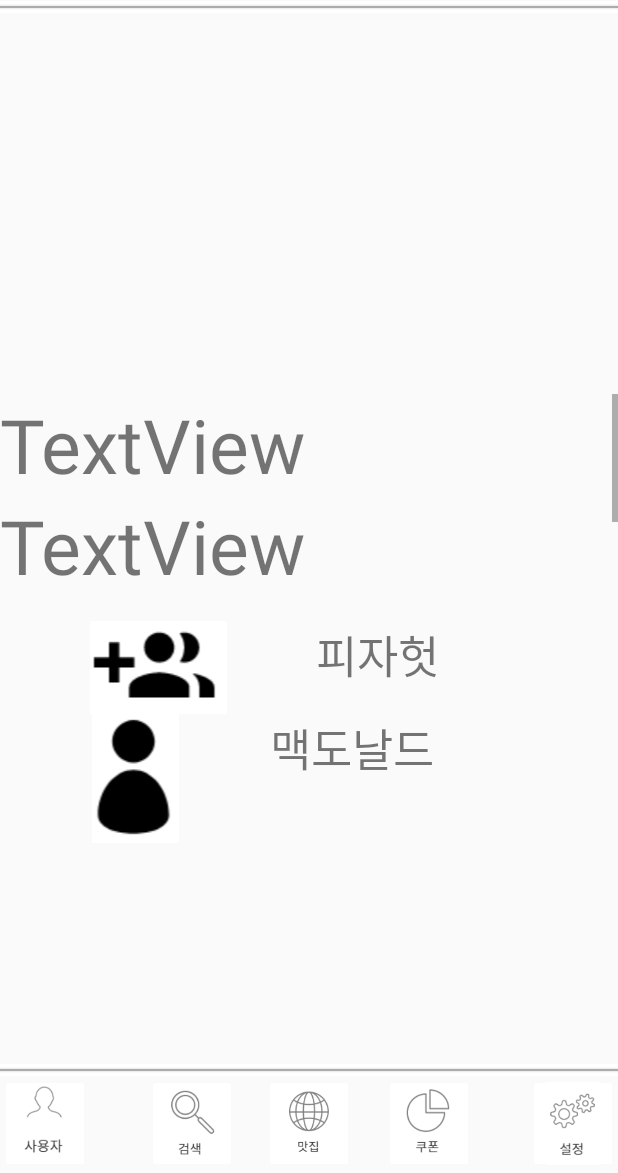
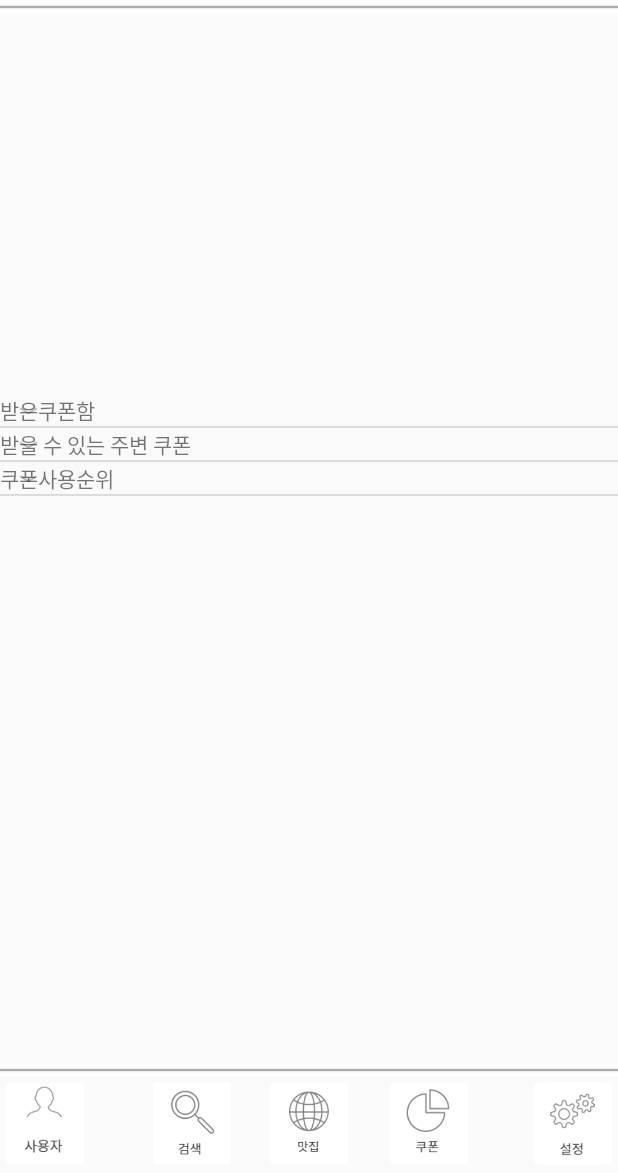
Before and after one commit to hwa7444/TeamProject, an Android app: the fragment Fragment4 placed in its activity, on a phone screen of 412 x 824 dp, the part 63-1236 px from its top. Run offline under Robolectric (Android 15) with nearby library versions, the phone set to English and light mode, and no system bars.

Commit message:
윤지호

```diff
--- a/app/src/main/java/codefactory/learfletproject/Fragment4.java
+++ b/app/src/main/java/codefactory/learfletproject/Fragment4.java
@@ -1,5 +1,6 @@
 package codefactory.learfletproject;
 
+import android.media.Image;
 import android.os.Bundle;
 import android.support.annotation.Nullable;
 import android.support.v4.app.Fragment;
@@ -7,24 +8,70 @@ import android.support.v7.app.AppCompatActivity;
 import android.view.LayoutInflater;
 import android.view.View;
 import android.view.ViewGroup;
+import android.widget.Button;
+import android.widget.ExpandableListAdapter;
+import android.widget.ExpandableListView;
+import android.widget.ImageView;
+import android.widget.ListView;
 import android.widget.ScrollView;
+import android.widget.TextView;
+
+import org.w3c.dom.Text;
+
+import java.util.ArrayList;
 
 
 /**
  * Created by jhyoo on 2018-01-04.
  */
 public class Fragment4 extends Fragment {
-    ScrollView scrollView;
+    ArrayList<String> array = new ArrayList<String>();
+    ArrayList<dataVO> arrayList = new ArrayList<dataVO>();
+    ImageView img = null;
+    Button btn_use = null;
+    TextView tv_name = null;
+    TextView tv_time = null;
+    Button btn_send = null;
+    ListView lv = null;
+
+    private ArrayList<String> mGroupList = null;
+    private ArrayList<ArrayList<String>> mChildList = null;
+    private ArrayList<String> mChildListContent = null;
+
 
     @Nullable
     @Override
 
     public View onCreateView(LayoutInflater inflater, @Nullable ViewGroup container, @Nullable Bundle savedInstanceState) {
+
+
         ViewGroup rootView = (ViewGroup) inflater.inflate(R.layout.fragment4, container, false);
 
+        ExpandableListView listView = rootView.findViewById(R.id.exlistView);
+        mGroupList = new ArrayList<String>();
+        mChildList = new ArrayList<ArrayList<String>>();
+        mChildListContent = new ArrayList<String>();
+
+        mGroupList.add("받은쿠폰함");
+        mGroupList.add("받을 수 있는 주변 쿠폰");
+        mGroupList.add("쿠폰사용순위");
+
+        mChildListContent.add("1");
+        mChildListContent.add("2");
+        mChildListContent.add("3");
+
+        mChildList.add(mChildListContent);
+        mChildList.add(mChildListContent);
+        mChildList.add(mChildListContent);
+
+
+        mExpandableAdapter eea = new mExpandableAdapter(getActivity(), mGroupList, mChildList);
+        listView.setAdapter(eea);
 
 
         return rootView;
 
+
     }
+
 }
--- /dev/null
+++ b/app/src/main/java/codefactory/learfletproject/mExpandableAdapter.java
@@ -0,0 +1,103 @@
+package codefactory.learfletproject;
+
+import android.content.Context;
+import android.view.LayoutInflater;
+import android.view.View;
+import android.view.ViewGroup;
+import android.widget.BaseExpandableListAdapter;
+import android.widget.TextView;
+
+import java.util.ArrayList;
+
+/**
+ * Created by jhyoo on 2018-01-05.
+ */
+
+public class mExpandableAdapter extends BaseExpandableListAdapter {
+    private ArrayList<String> groupList = null;
+    private ArrayList<ArrayList<String>> childList = null;
+    private LayoutInflater inflater = null;
+
+    public mExpandableAdapter(Context c, ArrayList<String> groupList,
+                              ArrayList<ArrayList<String>> childList){
+        this.inflater = LayoutInflater.from(c);
+        this.groupList = groupList;
+        this.childList = childList;
+    }
+
+    @Override
+    public int getGroupCount() {
+        return groupList.size();
+    }
+
+    @Override
+    public int getChildrenCount(int i) {
+        return childList.get(i).size();
+    }
+
+    @Override
+    public Object getGroup(int i) {
+        return groupList.get(i);
+    }
+
+    @Override
+    public Object getChild(int i, int i1) {
+        return childList.get(i).get(i1);
+    }
+
+    @Override
+    public long getGroupId(int i) {
+        return i;
+    }
+
+    @Override
+    public long getChildId(int i, int i1) {
+        return i;
+    }
+
+    @Override
+    public boolean hasStableIds() {
+        return true;
+    }
+
+    @Override
+    public View getGroupView(int i, boolean b, View view, ViewGroup viewGroup) {
+        if(view == null){
+            view = inflater.inflate(R.layout.parentlistitem, viewGroup, false);
+        }
+        TextView tv = view.findViewById(R.id.tv_parent);
+        tv.setText(groupList.get(i));
+        return view;
+    }
+
+    @Override
+    public View getChildView(int groupID, int childID, boolean b, View view, ViewGroup viewGroup) {
+        //여기만 손대면돼욤!
+        if(view == null){
+            view = inflater.inflate(R.layout.sublistitem, viewGroup, false);
+        }
+        TextView tv1 = view.findViewById(R.id.tv_child1);
+        TextView tv2 = view.findViewById(R.id.tv_child2);
+        TextView tv3 = view.findViewById(R.id.tv_child3);
+        TextView tv4 = view.findViewById(R.id.tv_child4);
+
+        tv1.setVisibility(View.VISIBLE);
+        tv2.setVisibility(View.VISIBLE);
+        tv3.setVisibility(View.VISIBLE);
+        tv4.setVisibility(View.VISIBLE);
+
+        tv1.setText(childList.get(groupID).get(childID));
+
+        if (groupID == 1){
+            tv3.setVisibility(View.GONE);
+            tv4.setVisibility(View.GONE);
+        }
+
+        return view;
+    }
+
+    @Override
+    public boolean isChildSelectable(int i, int i1) {
+        return true;
+    }
+}
--- a/app/src/main/res/layout/fragment4.xml
+++ b/app/src/main/res/layout/fragment4.xml
@@ -11,122 +11,9 @@
         android:layout_width="match_parent"
         android:layout_height="match_parent">
 
-        <LinearLayout
+        <ExpandableListView
+            android:id="@+id/exlistView"
             android:layout_width="match_parent"
-            android:layout_height="match_parent"
-            android:orientation="vertical">
-
-            <ScrollView
-                android:layout_width="match_parent"
-                android:layout_height="match_parent"
-                android:layout_weight="1">
-
-                <LinearLayout
-                    android:layout_width="match_parent"
-                    android:layout_height="wrap_content"
-                    android:orientation="vertical" >
-
-                    <TextView
-                        android:id="@+id/textView6"
-                        android:layout_width="match_parent"
-                        android:layout_height="wrap_content"
-                        android:text="TextView"
-                        android:textSize="50sp" />
-
-                    <TextView
-                        android:id="@+id/textView5"
-                        android:layout_width="match_parent"
-                        android:layout_height="wrap_content"
-                        android:text="TextView"
-                        android:textSize="50sp" />
-
-                    <TextView
-                        android:id="@+id/textView4"
-                        android:layout_width="match_parent"
-                        android:layout_height="wrap_content"
-                        android:text="TextView"
-                        android:textSize="50sp" />
-
-                    <TextView
-                        android:id="@+id/textView3"
-                        android:layout_width="match_parent"
-                        android:layout_height="wrap_content"
-                        android:text="TextView"
-                        android:textSize="50sp" />
-
-                </LinearLayout>
-            </ScrollView>
-
-            <ScrollView
-                android:layout_width="match_parent"
-                android:layout_height="match_parent"
-                android:layout_weight="1">
-
-                <LinearLayout
-                    android:layout_width="match_parent"
-                    android:layout_height="wrap_content"
-                    android:orientation="vertical" >
-
-                    <LinearLayout
-                        android:layout_width="match_parent"
-                        android:layout_height="match_parent"
-                        android:orientation="horizontal">
-
-                        <ImageView
-                            android:id="@+id/imageView"
-                            android:layout_width="wrap_content"
-                            android:layout_height="wrap_content"
-                            android:layout_weight="1"
-                            app:srcCompat="@drawable/admin1" />
-
-                        <TextView
-                            android:id="@+id/textView13"
-                            android:layout_width="wrap_content"
-                            android:layout_height="wrap_content"
-                            android:layout_weight="1"
-                            android:text="피자헛"
-                            android:textSize="30sp" />
-                    </LinearLayout>
-
-                    <LinearLayout
-                        android:layout_width="match_parent"
-                        android:layout_height="match_parent"
-                        android:orientation="vertical">
-
-                        <LinearLayout
-                            android:layout_width="match_parent"
-                            android:layout_height="match_parent"
-                            android:orientation="horizontal">
-
-                            <ImageView
-                                android:id="@+id/imageView2"
-                                android:layout_width="wrap_content"
-                                android:layout_height="wrap_content"
-                                android:layout_weight="1"
-                                app:srcCompat="@drawable/admin2" />
-
-                            <TextView
-                                android:id="@+id/textView14"
-                                android:layout_width="wrap_content"
-                                android:layout_height="wrap_content"
-                                android:layout_weight="1"
-                                android:text="맥도날드"
-                                android:textSize="30sp" />
-                        </LinearLayout>
-                    </LinearLayout>
-                </LinearLayout>
-            </ScrollView>
-
-            <ScrollView
-                android:layout_width="match_parent"
-                android:layout_height="match_parent"
-                android:layout_weight="1">
-
-                <LinearLayout
-                    android:layout_width="match_parent"
-                    android:layout_height="wrap_content"
-                    android:orientation="vertical" />
-            </ScrollView>
-        </LinearLayout>
+            android:layout_height="match_parent" />
     </FrameLayout>
 </RelativeLayout>
--- /dev/null
+++ b/app/src/main/res/layout/parentlistitem.xml
@@ -0,0 +1,13 @@
+<?xml version="1.0" encoding="utf-8"?>
+<RelativeLayout xmlns:android="http://schemas.android.com/apk/res/android"
+    android:layout_width="match_parent" android:layout_height="match_parent">
+
+    <TextView
+        android:id="@+id/tv_parent"
+        android:layout_width="wrap_content"
+        android:layout_height="wrap_content"
+        android:layout_alignParentLeft="true"
+        android:layout_alignParentStart="true"
+        android:layout_alignParentTop="true"
+        android:text="parentTextView" />
+</RelativeLayout>
```
Also changed, not shown: app/src/main/java/codefactory/learfletproject/dataVO.java (added, +42 -0 lines), app/src/main/res/layout/datalist.xml (added, +54 -0 lines), app/src/main/res/layout/sublistitem.xml (added, +34 -0 lines).
